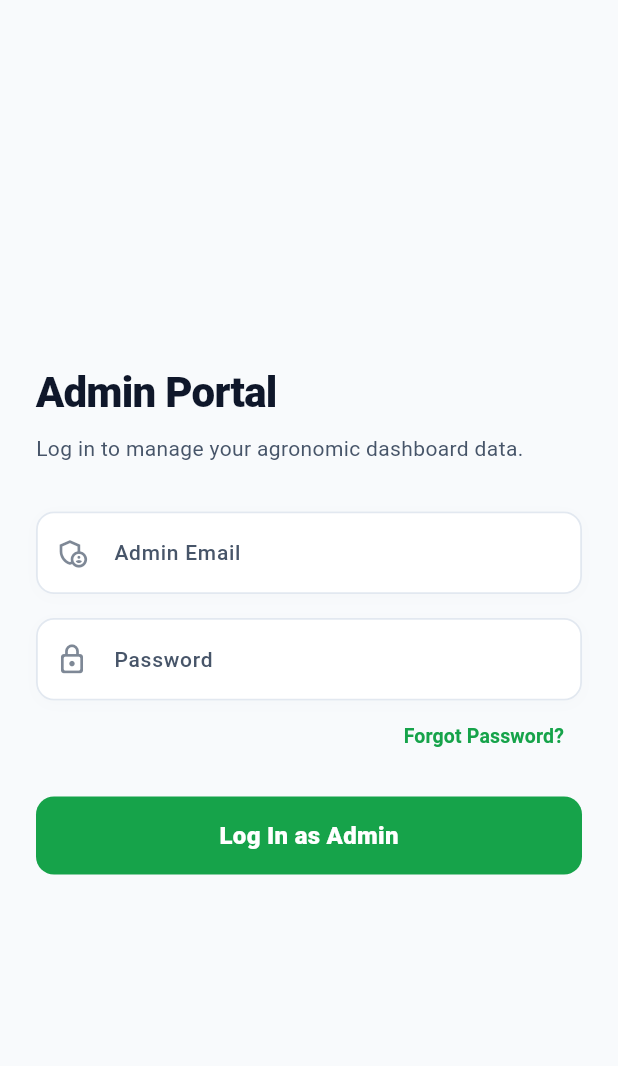
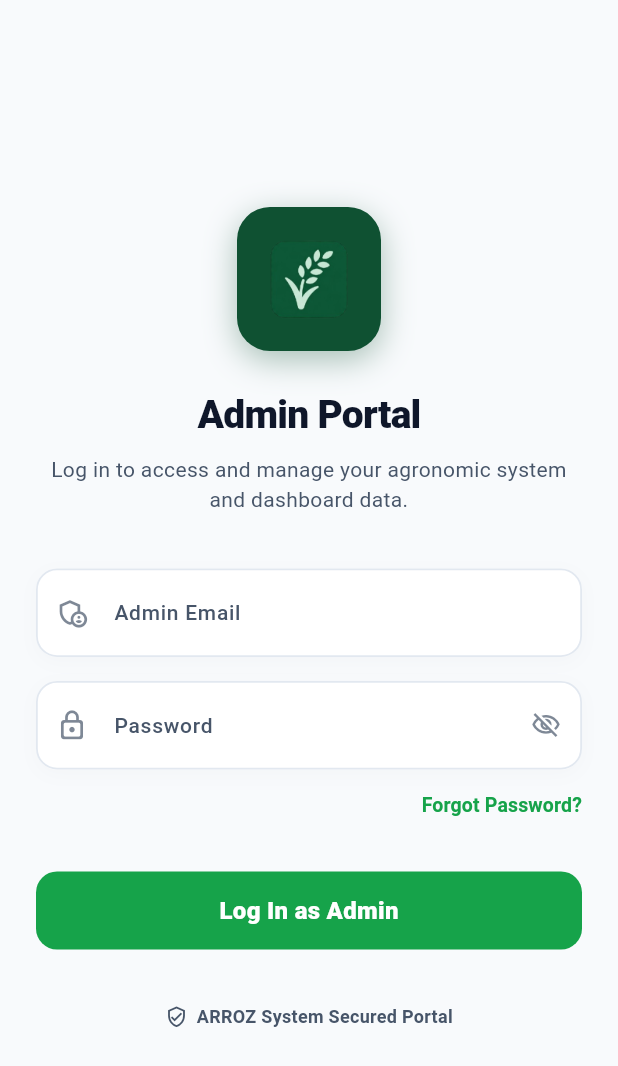
Before and after one commit to wearegroup82025-ux/arroz_sistema_admin, a Flutter app: the screen it shows after launch, on a phone screen of 412 x 824 dp. Shown: the top 1066 px of the screen. Run offline on Flutter 3.47's test engine with Material 3 defaults, Android fonts, the phone set to English and light mode, and no system bars; our stand-ins replace cloud_firestore, firebase_auth, firebase_core, firebase_messaging, firebase_storage, flutter_local_notifications and 3 more; missing offline and left inert: flutter_inappwebview, mailer, workmanager; accounts and stored records are empty; statements that could not run were skipped.

Commit message:
update denzelle mahal ko ganda mwah mwah' kjh q

```diff
--- a/lib/admin/screens/login_page.dart
+++ b/lib/admin/screens/login_page.dart
@@ -14,11 +14,13 @@ class _LoginPageState extends State<LoginPage> {
   final passwordController = TextEditingController();
 
   bool _isLoading = false;
+  bool _obscurePassword = true;
 
   // Global Design Identity
   static const Color _background = Color(0xffF8FAFC);
   static const Color _surface = Color(0xffFFFFFF);
-  static const Color _primary = Color(0xff16A34A); // Vibrant Emerald Green
+  static const Color _appIconBg = Color(0xff0F5132); // Deep Emerald from pubspec launcher config
+  static const Color _primary = Color(0xff16A34A);
   static const Color _textPrimary = Color(0xff0F172A);
   static const Color _textSecondary = Color(0xff475569);
   static const Color _border = Color(0xffE2E8F0);
@@ -71,7 +73,10 @@ class _LoginPageState extends State<LoginPage> {
   void _showSnackbar(String message) {
     ScaffoldMessenger.of(context).showSnackBar(
       SnackBar(
-        content: Text(message, style: const TextStyle(fontWeight: FontWeight.w500)),
+        content: Text(
+          message,
+          style: const TextStyle(fontWeight: FontWeight.w500, fontSize: 13),
+        ),
         backgroundColor: _textPrimary,
         behavior: SnackBarBehavior.floating,
         shape: RoundedRectangleBorder(borderRadius: BorderRadius.circular(10)),
@@ -94,15 +99,15 @@ class _LoginPageState extends State<LoginPage> {
         child: LayoutBuilder(
           builder: (context, constraints) {
             return SingleChildScrollView(
-              padding: const EdgeInsets.symmetric(horizontal: 24, vertical: 16),
+              padding: const EdgeInsets.symmetric(horizontal: 24, vertical: 24),
               child: ConstrainedBox(
                 constraints: BoxConstraints(
-                  minHeight: constraints.maxHeight - 32,
+                  minHeight: constraints.maxHeight - 48,
                 ),
                 child: IntrinsicHeight(
                   child: Center(
                     child: Container(
-                      constraints: const BoxConstraints(maxWidth: 420),
+                      constraints: const BoxConstraints(maxWidth: 400),
                       child: _buildLoginScreen(),
                     ),
                   ),
@@ -120,24 +125,66 @@ class _LoginPageState extends State<LoginPage> {
     return Column(
       key: const ValueKey('admin_login'),
       mainAxisAlignment: MainAxisAlignment.center,
-      crossAxisAlignment: CrossAxisAlignment.start,
+      crossAxisAlignment: CrossAxisAlignment.center,
       children: [
+        // App Icon Container
+        Container(
+          width: 96,
+          height: 96,
+          decoration: BoxDecoration(
+            color: _appIconBg,
+            borderRadius: BorderRadius.circular(22),
+            boxShadow: [
+              BoxShadow(
+                color: _appIconBg.withOpacity(0.35),
+                blurRadius: 18,
+                offset: const Offset(0, 6),
+              ),
+            ],
+          ),
+          child: ClipRRect(
+            borderRadius: BorderRadius.circular(22),
+            child: Image.asset(
+              'assets/images/app_icon.png',
+              width: 96,
+              height: 96,
+              fit: BoxFit.cover,
+              errorBuilder: (context, error, stackTrace) {
+                return const Icon(
+                  Icons.eco_rounded,
+                  size: 48,
+                  color: Colors.white,
+                );
+              },
+            ),
+          ),
+        ),
+        const SizedBox(height: 24),
+
+        // Header Section
         const Text(
           "Admin Portal",
+          textAlign: TextAlign.center,
           style: TextStyle(
             color: _textPrimary,
-            fontSize: 28,
+            fontSize: 26,
             fontWeight: FontWeight.w900,
             letterSpacing: -0.5,
           ),
         ),
         const SizedBox(height: 8),
         const Text(
-          "Log in to manage your agronomic dashboard data.",
-          style: TextStyle(color: _textSecondary, fontSize: 14),
+          "Log in to access and manage your agronomic system and dashboard data.",
+          textAlign: TextAlign.center,
+          style: TextStyle(
+            color: _textSecondary,
+            fontSize: 14,
+            height: 1.4,
+          ),
         ),
-        const SizedBox(height: 32),
+        const SizedBox(height: 36),
 
+        // Text Fields
         _buildTextField(
           controller: emailController,
           label: "Admin Email",
@@ -148,22 +195,61 @@ class _LoginPageState extends State<LoginPage> {
           controller: passwordController,
           label: "Password",
           icon: Icons.lock_outline_rounded,
-          obscureText: true,
+          obscureText: _obscurePassword,
+          suffixIcon: IconButton(
+            icon: Icon(
+              _obscurePassword ? Icons.visibility_off_outlined : Icons.visibility_outlined,
+              color: _textSecondary.withOpacity(0.7),
+              size: 20,
+            ),
+            onPressed: () {
+              setState(() => _obscurePassword = !_obscurePassword);
+            },
+          ),
         ),
 
+        // Forgot Password
         Align(
           alignment: Alignment.centerRight,
           child: TextButton(
             onPressed: _resetPassword,
+            style: TextButton.styleFrom(
+              padding: const EdgeInsets.symmetric(vertical: 8),
+            ),
             child: const Text(
               "Forgot Password?",
-              style: TextStyle(color: _primary, fontWeight: FontWeight.w700, fontSize: 13),
+              style: TextStyle(
+                color: _primary,
+                fontWeight: FontWeight.w700,
+                fontSize: 13,
+              ),
             ),
           ),
         ),
-        const SizedBox(height: 16),
+        const SizedBox(height: 20),
 
+        // Primary Action Button
         _buildPrimaryButton(label: "Log In as Admin", onPressed: submit),
+
+        const SizedBox(height: 36),
+
+        // Security Tagline
+        Row(
+          mainAxisAlignment: MainAxisAlignment.center,
+          children: const [
+            Icon(Icons.verified_user_outlined, size: 15, color: _textSecondary),
+            SizedBox(width: 6),
+            Text(
+              "ARROZ System Secured Portal",
+              style: TextStyle(
+                color: _textSecondary,
+                fontSize: 12,
+                fontWeight: FontWeight.w600,
+                letterSpacing: 0.2,
+              ),
+            ),
+          ],
+        ),
       ],
     );
   }
@@ -175,35 +261,52 @@ class _LoginPageState extends State<LoginPage> {
     required String label,
     required IconData icon,
     bool obscureText = false,
+    Widget? suffixIcon,
   }) {
     return Container(
       decoration: BoxDecoration(
         color: _surface,
-        borderRadius: BorderRadius.circular(12),
+        borderRadius: BorderRadius.circular(14),
         boxShadow: [
           BoxShadow(
-            color: const Color(0xff0F172A).withValues(alpha: 0.015),
-            blurRadius: 8,
-            offset: const Offset(0, 2),
+            color: const Color(0xff0F172A).withOpacity(0.025),
+            blurRadius: 10,
+            offset: const Offset(0, 3),
           ),
         ],
       ),
       child: TextField(
         controller: controller,
         obscureText: obscureText,
-        style: const TextStyle(color: _textPrimary, fontSize: 15, fontWeight: FontWeight.w600),
+        style: const TextStyle(
+          color: _textPrimary,
+          fontSize: 15,
+          fontWeight: FontWeight.w600,
+        ),
         decoration: InputDecoration(
           labelText: label,
-          labelStyle: const TextStyle(color: _textSecondary, fontSize: 14, fontWeight: FontWeight.w500),
-          prefixIcon: Icon(icon, color: _textSecondary.withValues(alpha: 0.7), size: 22),
-          floatingLabelStyle: const TextStyle(color: _primary, fontWeight: FontWeight.w700),
-          contentPadding: const EdgeInsets.symmetric(horizontal: 16, vertical: 16),
+          labelStyle: const TextStyle(
+            color: _textSecondary,
+            fontSize: 14,
+            fontWeight: FontWeight.w500,
+          ),
+          prefixIcon: Icon(
+            icon,
+            color: _textSecondary.withOpacity(0.7),
+            size: 22,
+          ),
+          suffixIcon: suffixIcon,
+          floatingLabelStyle: const TextStyle(
+            color: _primary,
+            fontWeight: FontWeight.w700,
+          ),
+          contentPadding: const EdgeInsets.symmetric(horizontal: 16, vertical: 18),
           enabledBorder: OutlineInputBorder(
-            borderRadius: BorderRadius.circular(12),
+            borderRadius: BorderRadius.circular(14),
             borderSide: const BorderSide(color: _border, width: 1.2),
           ),
           focusedBorder: OutlineInputBorder(
-            borderRadius: BorderRadius.circular(12),
+            borderRadius: BorderRadius.circular(14),
             borderSide: const BorderSide(color: _primary, width: 1.8),
           ),
         ),
@@ -211,7 +314,10 @@ class _LoginPageState extends State<LoginPage> {
     );
   }
 
-  Widget _buildPrimaryButton({required String label, required VoidCallback onPressed}) {
+  Widget _buildPrimaryButton({
+    required String label,
+    required VoidCallback onPressed,
+  }) {
     return SizedBox(
       width: double.infinity,
       height: 52,
@@ -219,15 +325,17 @@ class _LoginPageState extends State<LoginPage> {
         style: ElevatedButton.styleFrom(
           backgroundColor: _primary,
           elevation: 0,
-          shadowColor: Colors.transparent,
-          shape: RoundedRectangleBorder(borderRadius: BorderRadius.circular(12)),
+          shape: RoundedRectangleBorder(borderRadius: BorderRadius.circular(14)),
         ),
         onPressed: _isLoading ? null : onPressed,
         child: _isLoading
             ? const SizedBox(
-                width: 24,
-                height: 24,
-                child: CircularProgressIndicator(color: Colors.white, strokeWidth: 2.5),
+                width: 22,
+                height: 22,
+                child: CircularProgressIndicator(
+                  color: Colors.white,
+                  strokeWidth: 2.5,
+                ),
               )
             : Text(
                 label,
--- a/pubspec.yaml
+++ b/pubspec.yaml
@@ -83,7 +83,6 @@ flutter_launcher_icons:
   adaptive_icon_background: "#0F5132" # Deep Emerald color mula sa iyong ArrozTheme
   adaptive_icon_foreground: "assets/images/app_icon.png"
 
-
 flutter:
 
   # The following line ensures that the Material Icons font is
@@ -92,9 +91,8 @@ flutter:
   uses-material-design: true
 
   # To add assets to your application, add an assets section, like this:
-  # assets:
-  #   - images/a_dot_burr.jpeg
-  #   - images/a_dot_ham.jpeg
+  assets:
+    - assets/images/app_icon.png
 
   # An image asset can refer to one or more resolution-specific "variants", see
   # https://flutter.dev/to/resolution-aware-images
```
Also changed, not shown: 5 other files.
